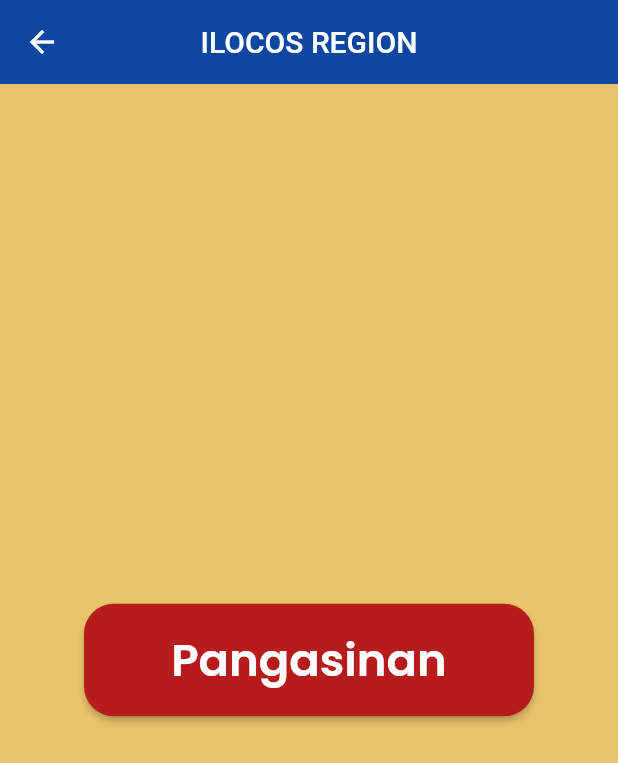
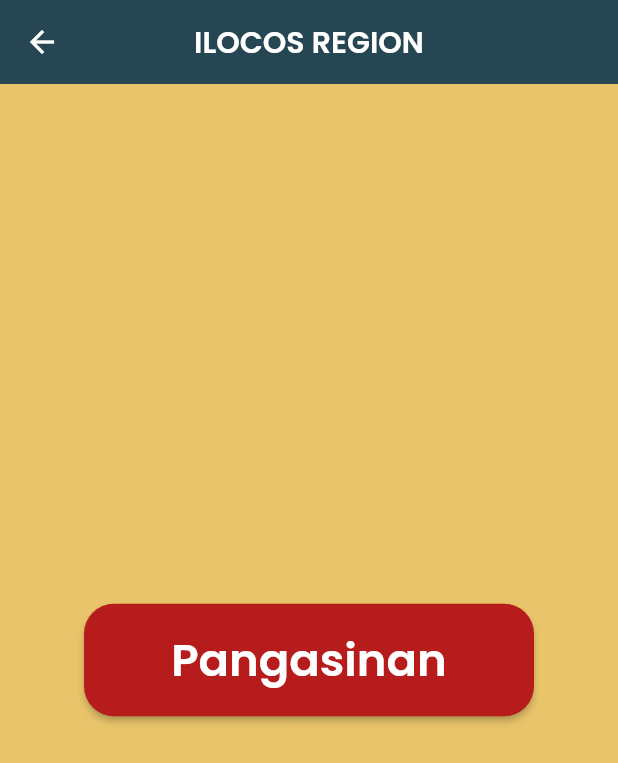
Before and after one commit to rtamera/Bayanihan-Application, a Flutter app: the screen it shows after launch, after a tap on "Region 1", on a phone screen of 412 x 824 dp. Shown: the top 763 px of the screen. Run offline on Flutter 3.47's test engine with Material 2 defaults, Android fonts, the phone set to English and light mode, and no system bars; our stand-ins replace csv.

Commit message:
Fixed Formatting and Colors

```diff
--- a/lib/layout/card_small.dart
+++ b/lib/layout/card_small.dart
@@ -89,11 +89,13 @@ class CardSmall extends StatelessWidget {
                                   fontFamily: "Poppins")),
                           Padding(
                             padding: const EdgeInsets.only(top: 8.0),
-                              child: Text(status,
+                            child: Text(
+                              status,
                               style: TextStyle(
                                 color: Colors.amber,
                                 fontSize: 11,
-                                  ),),
+                              ),
+                            ),
                           )
                         ],
                       ),
--- a/lib/main.dart
+++ b/lib/main.dart
@@ -24,7 +24,6 @@ void main() {
         '/ncr': (context) => ShowNCRData(),
         '/car': (context) => ShowCarData(),
         '/about': (context) => ShowAppInfo(),
-        // '/loading': (context) => loadingCsv(),
       },
     ),
   );
--- a/lib/main/regionMenu.dart
+++ b/lib/main/regionMenu.dart
@@ -26,13 +26,16 @@ class _RegionMenuState extends State<RegionMenu> {
         ),
         child: SizedBox(
           //Contains our text in card
-          width: 300,
-          height: 70,
+          width: 320,
+          height: 75,
           child: Center(
             child: Text(
               '$text',
               style: TextStyle(
-                  fontSize: 30, fontFamily: 'Poppins', color: Colors.white, fontWeight: FontWeight.bold),
+                  fontSize: 32,
+                  fontFamily: 'Poppins',
+                  color: Colors.white,
+                  fontWeight: FontWeight.bold),
             ),
           ),
         ),
@@ -45,10 +48,17 @@ class _RegionMenuState extends State<RegionMenu> {
     return Scaffold(
       backgroundColor: myHexColor,
       appBar: AppBar(
-        title: Text('Bayanihan, Heal as One'),
-        backgroundColor: Colors.blue.shade900,
+        title: Text(
+          'Bayanihan, Heal as One',
+          style: TextStyle(
+            fontSize: 23.0,
+            fontFamily: 'Poppins',
+            color: Colors.white,
+          ),
+        ),
+        backgroundColor: hexBlue,
         centerTitle: true,
-        elevation: 0,
+        elevation: 4,
         actions: <Widget>[
           IconButton(
             //Added Information Button left of app bar
@@ -75,7 +85,7 @@ class _RegionMenuState extends State<RegionMenu> {
                   'Pick a Region:',
                   style: TextStyle(
                     fontFamily: 'Poppins',
-                    fontSize: 50.0,
+                    fontSize: 52.0,
                     color: hexBlue,
                     fontWeight: FontWeight.bold,
                   ),
--- a/lib/regions/region1.dart
+++ b/lib/regions/region1.dart
@@ -1,3 +1,4 @@
+import 'package:bayanihan_application/layout/constants.dart';
 import 'package:bayanihan_application/province/pangasinan.dart';
 import 'package:flutter/material.dart';
 
@@ -11,10 +12,16 @@ class _ShowRegion1DataState extends State<ShowRegion1Data> {
   @override
   Widget build(BuildContext context) {
     return Scaffold(
-        backgroundColor:  myHexColor,
+        backgroundColor: myHexColor,
         appBar: AppBar(
-          backgroundColor: Colors.blue[900],
-          title: Text('ILOCOS REGION'),
+          backgroundColor: navColor,
+          title: Text(
+            'ILOCOS REGION',
+            style: TextStyle(
+              fontFamily: 'Poppins',
+              fontSize: 20,
+            ),
+          ),
           centerTitle: true,
           elevation: 0,
         ),
@@ -35,18 +42,14 @@ class _ShowRegion1DataState extends State<ShowRegion1Data> {
                   fontSize: 30,
                   fontFamily: 'Poppins',
                   color: Colors.white,
-                      )
+                ),
               ),
               onPressed: () {
                 Navigator.of(context).push(
-                        MaterialPageRoute(builder: (_) =>
-                            ShowPangasinanData())
-                    );
+                    MaterialPageRoute(builder: (_) => ShowPangasinanData()));
               },
             ),
           ],
-            )
-        )
-    );
+        )));
   }
 }
```
Also changed, not shown: lib/layout/constants.dart (+10 -0 lines), lib/layout/travel_card.dart (+6 -3 lines), lib/main/appInfo.dart (+8 -7 lines), lib/province/benguet.dart (+37 -23 lines), lib/province/cagayan.dart (+36 -23 lines), lib/province/ncr.dart (+9 -4 lines), lib/province/pangasinan.dart (+9 -4 lines), lib/province/rizal.dart (+26 -37 lines), lib/province/zambales.dart (+14 -11 lines), lib/regions/car.dart (+12 -11 lines), lib/regions/region2.dart (+15 -14 lines), lib/regions/region3.dart (+14 -13 lines), lib/regions/region4a.dart (+15 -14 lines), pubspec.yaml (+6 -4 lines), 1 more files. Lines whose indentation alone changed are shown as unchanged.
